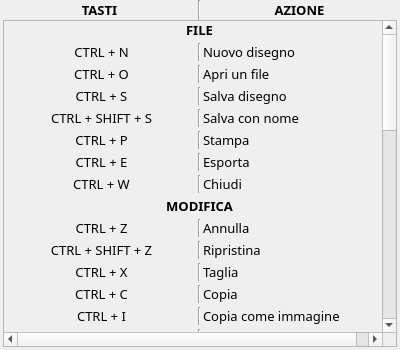
The window that gui/DialogShortcuts.ui (manufino/eSchema) describes before a commit, drawn with Qt 5.
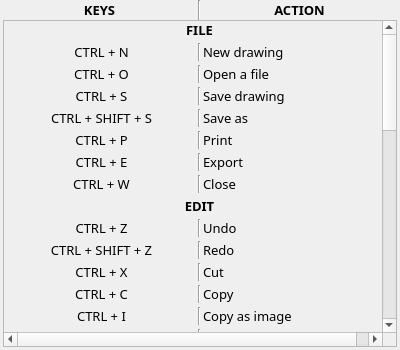
The same window after the commit.

Patch:
```diff
--- a/gui/DialogShortcuts.ui
+++ b/gui/DialogShortcuts.ui
@@ -99,7 +99,7 @@
         </font>
        </property>
        <property name="text">
-        <string>TASTI</string>
+        <string>KEYS</string>
        </property>
        <property name="alignment">
         <set>Qt::AlignCenter</set>
@@ -128,7 +128,7 @@
         </font>
        </property>
        <property name="text">
-        <string>AZIONE</string>
+        <string>ACTION</string>
        </property>
        <property name="alignment">
         <set>Qt::AlignCenter</set>
@@ -218,7 +218,7 @@
          <item row="1" column="2">
           <widget class="QLabel" name="action1">
            <property name="text">
-            <string>Nuovo disegno</string>
+            <string>New drawing</string>
            </property>
            <property name="alignment">
             <set>Qt::AlignLeading|Qt::AlignLeft|Qt::AlignVCenter</set>
@@ -245,7 +245,7 @@
          <item row="2" column="2">
           <widget class="QLabel" name="action2">
            <property name="text">
-            <string>Apri un file</string>
+            <string>Open a file</string>
            </property>
            <property name="alignment">
             <set>Qt::AlignLeading|Qt::AlignLeft|Qt::AlignVCenter</set>
@@ -272,7 +272,7 @@
          <item row="3" column="2">
           <widget class="QLabel" name="action3">
            <property name="text">
-            <string>Salva disegno</string>
+            <string>Save drawing</string>
            </property>
            <property name="alignment">
             <set>Qt::AlignLeading|Qt::AlignLeft|Qt::AlignVCenter</set>
@@ -299,7 +299,7 @@
          <item row="4" column="2">
           <widget class="QLabel" name="action4">
            <property name="text">
-            <string>Salva con nome</string>
+            <string>Save as</string>
            </property>
            <property name="alignment">
             <set>Qt::AlignLeading|Qt::AlignLeft|Qt::AlignVCenter</set>
@@ -326,7 +326,7 @@
          <item row="5" column="2">
           <widget class="QLabel" name="action5">
            <property name="text">
-            <string>Stampa</string>
+            <string>Print</string>
            </property>
            <property name="alignment">
             <set>Qt::AlignLeading|Qt::AlignLeft|Qt::AlignVCenter</set>
@@ -353,7 +353,7 @@
          <item row="6" column="2">
           <widget class="QLabel" name="actionExportLabel">
            <property name="text">
-            <string>Esporta</string>
+            <string>Export</string>
            </property>
            <property name="alignment">
             <set>Qt::AlignLeading|Qt::AlignLeft|Qt::AlignVCenter</set>
@@ -380,7 +380,7 @@
          <item row="7" column="2">
           <widget class="QLabel" name="action6">
            <property name="text">
-            <string>Chiudi</string>
+            <string>Close</string>
            </property>
            <property name="alignment">
             <set>Qt::AlignLeading|Qt::AlignLeft|Qt::AlignVCenter</set>
@@ -397,7 +397,7 @@
             </font>
            </property>
            <property name="text">
-            <string>MODIFICA</string>
+            <string>EDIT</string>
            </property>
            <property name="alignment">
             <set>Qt::AlignCenter</set>
@@ -424,7 +424,7 @@
          <item row="9" column="2">
           <widget class="QLabel" name="action7">
            <property name="text">
-            <string>Annulla</string>
+            <string>Undo</string>
            </property>
            <property name="alignment">
             <set>Qt::AlignLeading|Qt::AlignLeft|Qt::AlignVCenter</set>
@@ -451,7 +451,7 @@
          <item row="10" column="2">
           <widget class="QLabel" name="action8">
            <property name="text">
-            <string>Ripristina</string>
+            <string>Redo</string>
            </property>
            <property name="alignment">
             <set>Qt::AlignLeading|Qt::AlignLeft|Qt::AlignVCenter</set>
@@ -478,7 +478,7 @@
          <item row="11" column="2">
           <widget class="QLabel" name="action9">
            <property name="text">
-            <string>Taglia</string>
+            <string>Cut</string>
            </property>
            <property name="alignment">
             <set>Qt::AlignLeading|Qt::AlignLeft|Qt::AlignVCenter</set>
@@ -505,7 +505,7 @@
          <item row="12" column="2">
           <widget class="QLabel" name="action10">
            <property name="text">
-            <string>Copia</string>
+            <string>Copy</string>
            </property>
            <property name="alignment">
             <set>Qt::AlignLeading|Qt::AlignLeft|Qt::AlignVCenter</set>
@@ -532,7 +532,7 @@
          <item row="13" column="2">
           <widget class="QLabel" name="actionCopyImage">
            <property name="text">
-            <string>Copia come immagine</string>
+            <string>Copy as image</string>
            </property>
            <property name="alignment">
             <set>Qt::AlignLeading|Qt::AlignLeft|Qt::AlignVCenter</set>
```
Left out of the diff: 58 changed lines with no effect on the pictures.
